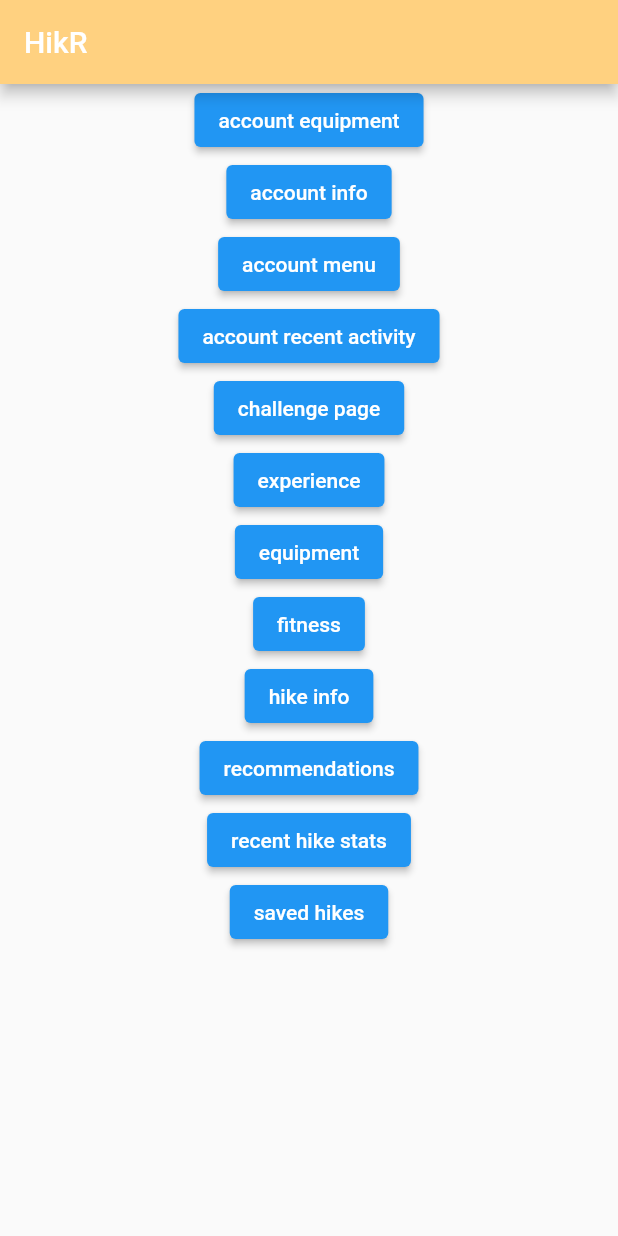
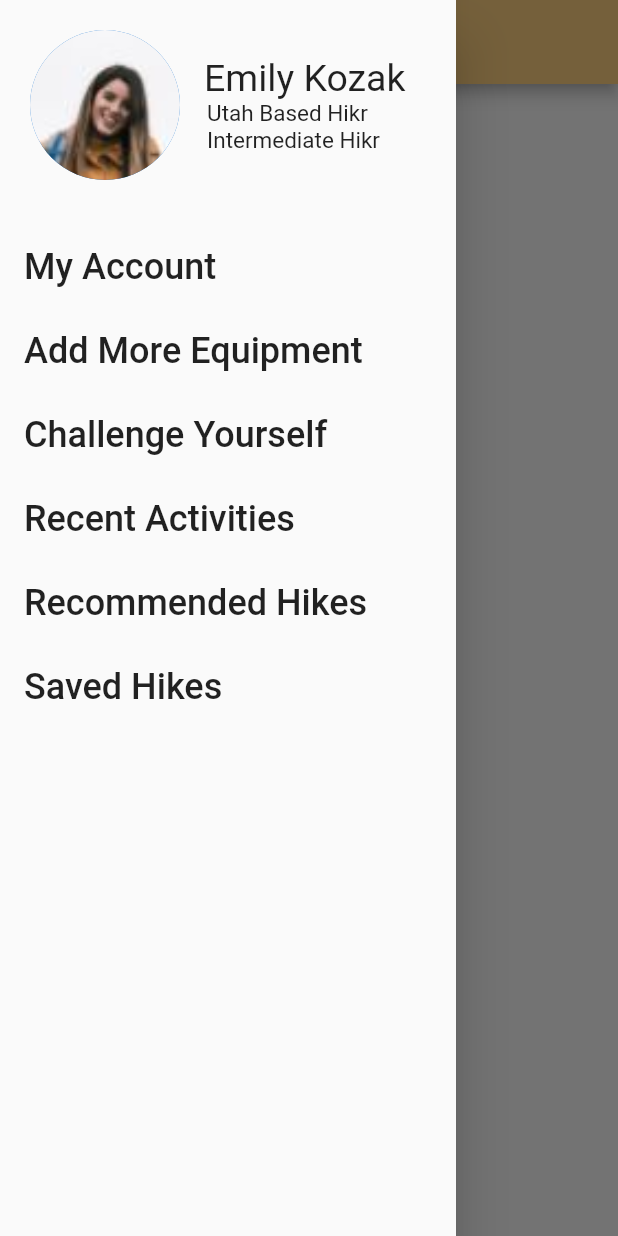
Before and after one commit to anahoward815/MobileProject, a Flutter app: the screen it shows after launch, with the side drawer open (before the commit the screen has no drawer), on a phone screen of 412 x 824 dp. Run offline on Flutter 3.47's test engine with Material 2 defaults, Android fonts, the phone set to English and light mode, and no system bars; our stand-ins replace weather_icons; missing offline and left inert: dart:ffi.

Commit message:
added hamburger button to all pages

```diff
--- a/HikingApp/lib/pages/account_equipment.dart
+++ b/HikingApp/lib/pages/account_equipment.dart
@@ -1,6 +1,7 @@
 import 'package:flutter/material.dart';
 import 'package:hiking_app/reusable_widgets/AppHeader.dart';
 import 'package:hiking_app/reusable_widgets/EquipmentCard.dart';
+import 'package:hiking_app/reusable_widgets/HamburgerDrawer.dart';
 import 'package:hiking_app/reusable_widgets/HikeCardDisplay.dart';
 import 'package:hiking_app/reusable_widgets/SortBox.dart';
 
@@ -72,7 +73,7 @@ class _AccountEquipmentState extends State<AccountEquipment> {
             ),
         ),
       ),
-
+      drawer: hamburgerDrawer(context),
     );
   }
 
--- a/HikingApp/lib/pages/account_info.dart
+++ b/HikingApp/lib/pages/account_info.dart
@@ -6,6 +6,7 @@ import 'package:flutter/painting.dart';
 import 'package:flutter/rendering.dart';
 import 'package:flutter/widgets.dart';
 import 'package:hiking_app/reusable_widgets/AppHeader.dart';
+import 'package:hiking_app/reusable_widgets/HamburgerDrawer.dart';
 import 'package:hiking_app/reusable_widgets/HikeCardDisplay.dart';
 import 'package:hiking_app/reusable_widgets/SortBox.dart';
 import 'package:hiking_app/reusable_widgets/UserCard.dart';
@@ -61,6 +62,7 @@ class _AccountInfoState extends State<AccountInfo> {
           ],
         ),
       ),
+      drawer: hamburgerDrawer(context),
     );
   }
 }
--- a/HikingApp/lib/pages/account_menu.dart
+++ b/HikingApp/lib/pages/account_menu.dart
@@ -1,5 +1,6 @@
 import 'package:flutter/material.dart';
 import 'package:hiking_app/reusable_widgets/AppHeader.dart';
+import 'package:hiking_app/reusable_widgets/HamburgerDrawer.dart';
 
 class AccountMenu extends StatefulWidget {
   const AccountMenu({Key? key}) : super(key: key);
@@ -71,6 +72,7 @@ class _AccountMenuState extends State<AccountMenu> {
             )
           ],
         ),
+      drawer: hamburgerDrawer(context),
       //),
     );
   }
--- a/HikingApp/lib/pages/account_recent_hikes.dart
+++ b/HikingApp/lib/pages/account_recent_hikes.dart
@@ -2,6 +2,7 @@ import 'package:flutter/material.dart';
 import 'package:hiking_app/reusable_widgets/AppHeader.dart';
 import 'package:hiking_app/reusable_widgets/HikeCardDisplay.dart';
 import 'package:hiking_app/reusable_widgets/SortBox.dart';
+import 'package:hiking_app/reusable_widgets/HamburgerDrawer.dart';
 
 class RecentActivity extends StatefulWidget {
   const RecentActivity({Key? key}) : super(key: key);
@@ -20,6 +21,7 @@ class _RecentActivityState extends State<RecentActivity> {
           HikeCardDisplay(),
         ],
       ),
+      drawer: hamburgerDrawer(context),
     );
   }
 }
--- a/HikingApp/lib/pages/challenge.dart
+++ b/HikingApp/lib/pages/challenge.dart
@@ -2,6 +2,7 @@ import 'package:flutter/material.dart';
 import 'package:hiking_app/reusable_widgets/AppHeader.dart';
 import 'package:hiking_app/reusable_widgets/HikeCardDisplay.dart';
 import 'package:hiking_app/reusable_widgets/SortBox.dart';
+import 'package:hiking_app/reusable_widgets/HamburgerDrawer.dart';
 
 class Challenge extends StatefulWidget {
   const Challenge({Key? key}) : super(key: key);
@@ -44,7 +45,8 @@ class _ChallengeState extends State<Challenge> {
           ),
           HikeCardDisplay(),
         ],
-      )
+      ),
+      drawer: hamburgerDrawer(context),
     );
   }
 }
--- a/HikingApp/lib/pages/equipment.dart
+++ b/HikingApp/lib/pages/equipment.dart
@@ -1,5 +1,6 @@
 import 'package:flutter/material.dart';
 import 'package:hiking_app/reusable_widgets/AppHeader.dart';
+import 'package:hiking_app/reusable_widgets/HamburgerDrawer.dart';
 
 class Equipment extends StatefulWidget {
   const Equipment({Key? key}) : super(key: key);
@@ -71,6 +72,7 @@ class _EquipmentState extends State<Equipment> {
           );
         }
       ),
+      drawer: hamburgerDrawer(context),
     );
   }
 }
--- a/HikingApp/lib/pages/fitness_level.dart
+++ b/HikingApp/lib/pages/fitness_level.dart
@@ -1,5 +1,6 @@
 import 'package:flutter/cupertino.dart';
 import 'package:flutter/material.dart';
+import 'package:hiking_app/reusable_widgets/HamburgerDrawer.dart';
 
 import '../reusable_widgets/AppHeader.dart';
 
@@ -99,6 +100,7 @@ class _FitnessState extends State<Fitness> {
           ],
         )
       ),
+      drawer: hamburgerDrawer(context),
     );
   }
 }
--- a/HikingApp/lib/pages/hike_reccomendation_page.dart
+++ b/HikingApp/lib/pages/hike_reccomendation_page.dart
@@ -3,6 +3,7 @@ import 'package:hiking_app/backend/DefaultHikeList.dart';
 import 'package:hiking_app/reusable_widgets/AppHeader.dart';
 import 'package:hiking_app/reusable_widgets/HikeCardDisplay.dart';
 import 'package:hiking_app/reusable_widgets/SortBox.dart';
+import 'package:hiking_app/reusable_widgets/HamburgerDrawer.dart';
 
 class HikeRecommendationPage extends StatefulWidget {
   const HikeRecommendationPage({Key? key}) : super(key: key);
@@ -39,6 +40,7 @@ class _HikeRecommendationPageState extends State<HikeRecommendationPage> {
           HikeCardDisplay.withList(DefaultHikeList().getHikeList()),
         ],
       ),
+      drawer: hamburgerDrawer(context),
     );
   }
 }
--- a/HikingApp/lib/pages/hiking_experience.dart
+++ b/HikingApp/lib/pages/hiking_experience.dart
@@ -1,5 +1,6 @@
 import 'package:flutter/cupertino.dart';
 import 'package:flutter/material.dart';
+import 'package:hiking_app/reusable_widgets/HamburgerDrawer.dart';
 
 import '../reusable_widgets/AppHeader.dart';
 
@@ -159,7 +160,8 @@ class _RateYourExperience extends State<RateYourExperience> {
             )
           ],
         ),
-      )
+      ),
+      drawer: hamburgerDrawer(context),
     );
   }
 
--- a/HikingApp/lib/pages/hiking_info_page.dart
+++ b/HikingApp/lib/pages/hiking_info_page.dart
@@ -3,6 +3,7 @@ import 'package:hiking_app/backend/Hikes.dart';
 import 'package:hiking_app/backend/SavedHikes.dart';
 import 'package:hiking_app/reusable_widgets/weatherDisplay.dart';
 import 'package:hiking_app/backend/Weather.dart';
+import 'package:hiking_app/reusable_widgets/HamburgerDrawer.dart';
 
 import '../reusable_widgets/AppHeader.dart';
 
@@ -269,6 +270,7 @@ class _HikingInfoState extends State<HikingInfo> {
           ),
         ),
       ),
+      drawer: hamburgerDrawer(context),
     );
   }
 }
--- a/HikingApp/lib/pages/recent_hike_stats.dart
+++ b/HikingApp/lib/pages/recent_hike_stats.dart
@@ -3,6 +3,7 @@ import 'package:hiking_app/backend/Hikes.dart';
 import 'package:hiking_app/reusable_widgets/AppHeader.dart';
 import 'package:hiking_app/reusable_widgets/HikeCardDisplay.dart';
 import 'package:hiking_app/reusable_widgets/SortBox.dart';
+import 'package:hiking_app/reusable_widgets/HamburgerDrawer.dart';
 
 class RecentHikeStats extends StatefulWidget {
   const RecentHikeStats({Key? key}) : super(key: key);
@@ -129,6 +130,7 @@ class _RecentHikeStatsState extends State<RecentHikeStats> {
           ],
         ),
       ),
+      drawer: hamburgerDrawer(context),
     );
   }
 }
--- a/HikingApp/lib/pages/saved_hikes.dart
+++ b/HikingApp/lib/pages/saved_hikes.dart
@@ -3,6 +3,7 @@ import 'package:hiking_app/backend/Hikes.dart';
 import 'package:hiking_app/reusable_widgets/AppHeader.dart';
 import 'package:hiking_app/reusable_widgets/HikeCardDisplay.dart';
 import 'package:hiking_app/reusable_widgets/SortBox.dart';
+import 'package:hiking_app/reusable_widgets/HamburgerDrawer.dart';
 
 import '../backend/SavedHikes.dart';
 
@@ -61,6 +62,7 @@ class _SavedHikesPage extends State<SavedHikesPage> {
           )
         ],
       ),
+      drawer: hamburgerDrawer(context),
     );
   }
 }
--- a/HikingApp/lib/pages/test_start_page.dart
+++ b/HikingApp/lib/pages/test_start_page.dart
@@ -1,5 +1,6 @@
 import 'package:flutter/cupertino.dart';
 import 'package:flutter/material.dart';
+import 'package:hiking_app/reusable_widgets/HamburgerDrawer.dart';
 
 import '../reusable_widgets/AppHeader.dart';
 
@@ -111,7 +112,8 @@ class _StartState extends State<Start> {
               ),
             ],
           )
-        )
+        ),
+        drawer: hamburgerDrawer(context),
     );
   }
 }
--- /dev/null
+++ b/HikingApp/lib/reusable_widgets/HamburgerDrawer.dart
@@ -0,0 +1,67 @@
+import 'package:flutter/material.dart';
+import 'package:hiking_app/reusable_widgets/UserCard.dart';
+
+Drawer hamburgerDrawer(BuildContext context) {
+  return Drawer(
+    child: ListView(
+      padding: EdgeInsets.zero,
+      children: [
+        UserCard(),
+        ListTile(
+          title: const Text(
+            'My Account',
+            style: TextStyle(fontSize: 24.0),
+          ),
+          onTap: () {
+            Navigator.pushNamed(context, '/accountMenu');
+          },
+        ),
+        ListTile(
+          title: const Text(
+            'Add More Equipment',
+            style: TextStyle(fontSize: 24.0),
+          ),
+          onTap: () {
+            Navigator.pushNamed(context, '/accountEquipment');
+          },
+        ),
+        ListTile(
+          title: const Text(
+            'Challenge Yourself',
+            style: TextStyle(fontSize: 24.0),
+          ),
+          onTap: () {
+            Navigator.pushNamed(context, '/challenge');
+          },
+        ),
+        ListTile(
+          title: const Text(
+            'Recent Activities',
+            style: TextStyle(fontSize: 24.0),
+          ),
+          onTap: () {
+            Navigator.pushNamed(context, '/recentActivity');
+          },
+        ),
+        ListTile(
+          title: const Text(
+            'Recommended Hikes',
+            style: TextStyle(fontSize: 24.0),
+          ),
+          onTap: () {
+            Navigator.pushNamed(context, '/hikeRecommendation');
+          },
+        ),
+        ListTile(
+          title: const Text(
+            'Saved Hikes',
+            style: TextStyle(fontSize: 24.0),
+          ),
+          onTap: () {
+            Navigator.pushNamed(context, '/saved');
+          },
+        ),
+      ],
+    ),
+  );
+}
```
Also changed, not shown: HikingApp/lib/reusable_widgets/AppHeader.dart (line endings or trailing spaces).
